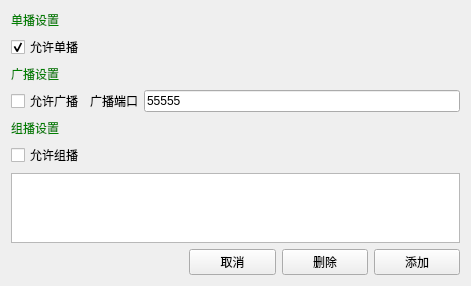
Qt form src/pages/udp/SAKUdpAdvanceSettingWidget.ui (x-tools-author/x-tools) before a commit.
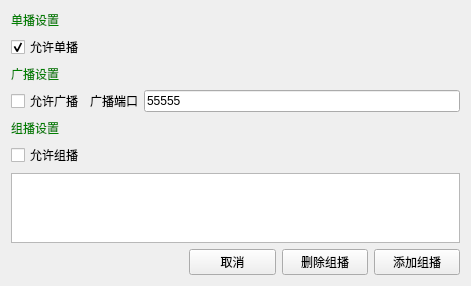
The same form after that commit.

What changed in the file:
```diff
--- a/src/pages/udp/SAKUdpAdvanceSettingWidget.ui
+++ b/src/pages/udp/SAKUdpAdvanceSettingWidget.ui
@@ -113,14 +113,14 @@
       <item row="0" column="3">
        <widget class="QPushButton" name="deletePushButton">
         <property name="text">
-         <string>删除</string>
+         <string>删除组播</string>
         </property>
        </widget>
       </item>
       <item row="0" column="4">
        <widget class="QPushButton" name="addPushButton">
         <property name="text">
-         <string>添加</string>
+         <string>添加组播</string>
         </property>
        </widget>
       </item>
```
